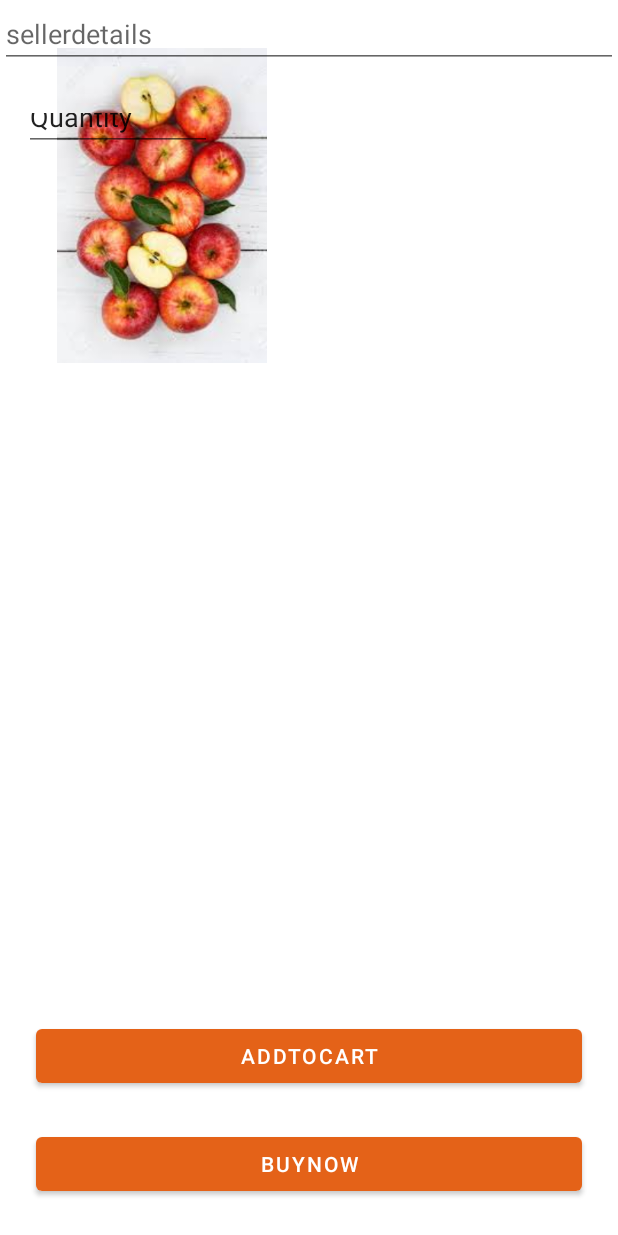
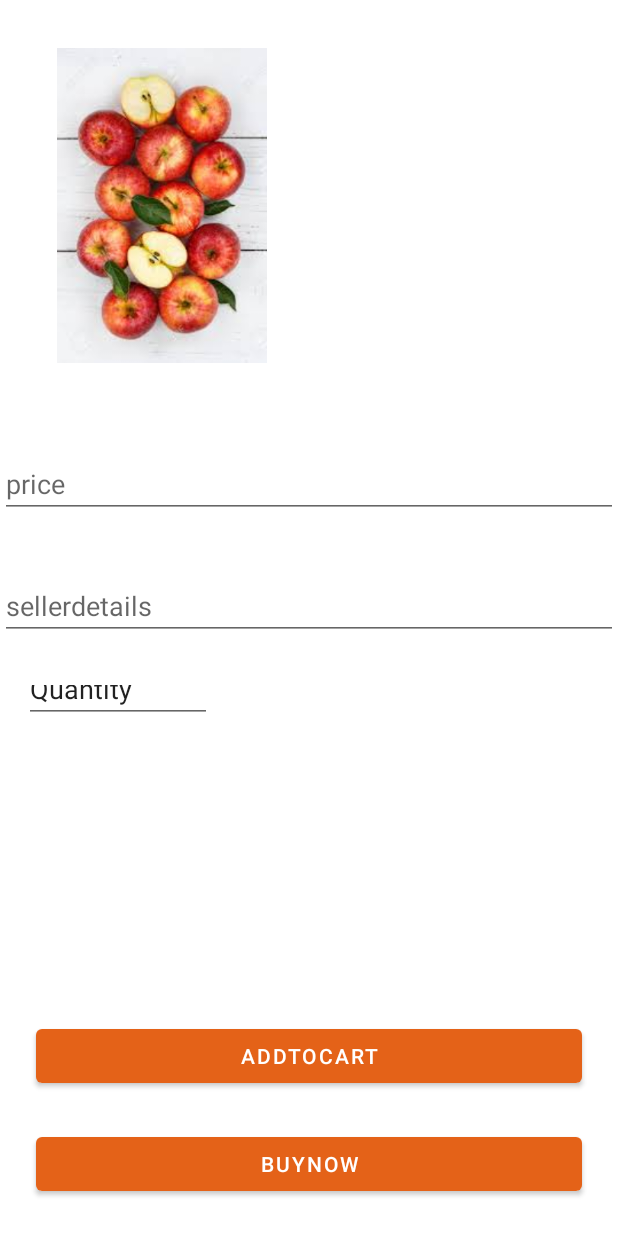
Before and after one commit to ANGEL-MARY/smart-android, an Android app: the ViewDetails screen opened directly, with no data from a screen before it, on a phone screen of 412 x 824 dp. Run offline under Robolectric (Android 15) with nearby library versions, the phone set to English and light mode, and no system bars.

Commit message:
Androidlatest

```diff
--- a/app/src/main/java/com/example/smarttrade/ViewDetails.java
+++ b/app/src/main/java/com/example/smarttrade/ViewDetails.java
@@ -2,13 +2,87 @@ package com.example.smarttrade;
 
 import androidx.appcompat.app.AppCompatActivity;
 
+import android.content.Intent;
 import android.os.Bundle;
+import android.view.View;
+import android.widget.Button;
+import android.widget.EditText;
+
+import com.example.smarttrade.config.DataManager;
+import com.example.smarttrade.interfaces.RetrofitCallBack;
+import com.example.smarttrade.models.Product;
+import com.google.android.material.button.MaterialButton;
+
+import java.util.HashMap;
 
 public class ViewDetails extends AppCompatActivity {
+
+
+    private EditText priceEditText, sellerDetailsEditText, quantityEditText, nameEditText, sell_methodEditText;
+    private Button BuynowButton, addTocartButton;
+
+
+    private String price, sellerDetails, quantity, name, sell_method;
 
     @Override
     protected void onCreate(Bundle savedInstanceState) {
         super.onCreate(savedInstanceState);
         setContentView(R.layout.activity_view_details);
+
+        BuynowButton = findViewById(R.id.button);
+        addTocartButton = findViewById(R.id.addTo);
+        priceEditText = findViewById(R.id.price);
+        sellerDetailsEditText = findViewById(R.id.sellerDetails);
+        quantityEditText = findViewById(R.id.quantity);
+        nameEditText = findViewById(R.id.name);
+
+        addTocartButton.setOnClickListener(new View.OnClickListener() {
+            @Override
+            public void onClick(View v) {
+            }
+        });
+
+        BuynowButton.setOnClickListener(new View.OnClickListener() {
+
+            public void onClick(View v) {
+
+                price = priceEditText.getText().toString();
+                sellerDetails = sellerDetailsEditText.getText().toString();
+                quantity = quantityEditText.getText().toString();
+                name = nameEditText.getText().toString();
+                sell_method = sell_methodEditText.getText().toString();
+
+
+
+                DataManager.getDataManager().productRegistration(getproductparams(price, sellerDetails, quantity, name, sell_method), new RetrofitCallBack<Product>() {
+                    @Override
+                    public void Success(Product data) {
+
+                        startActivity(new Intent(getApplication(),MainActivity.class));
+                    }
+
+                    @Override
+                    public void Failure(String error) {
+
+                    }
+                });
+
+            }
+
+        });
+    }
+
+
+    private HashMap<String, String> getproductparams(String price, String sellerDetails, String quantity, String name, String sell_method) {
+
+        HashMap<String, String> hashMap = new HashMap<>();
+        hashMap.put("price", price);
+        hashMap.put("sellerDetails", sellerDetails);
+        hashMap.put("quantity", quantity);
+        hashMap.put("name", name);
+        hashMap.put("sell_method", sell_method);
+
+
+        return hashMap;
     }
 }
--- a/app/src/main/res/layout/activity_view_details.xml
+++ b/app/src/main/res/layout/activity_view_details.xml
@@ -37,26 +37,28 @@
         android:id="@+id/price"
         android:layout_width="match_parent"
         android:layout_height="wrap_content"
-        android:layout_marginBottom="40dp"
+        android:layout_marginTop="300dp"
         android:ems="10"
         android:hint="price"
         android:inputType="textPersonName"
         app:layout_constraintBottom_toTopOf="@+id/sellerDetails"
         app:layout_constraintEnd_toEndOf="parent"
         app:layout_constraintHorizontal_bias="0.0"
-        app:layout_constraintStart_toStartOf="parent" />
+        app:layout_constraintStart_toStartOf="parent"
+        app:layout_constraintTop_toTopOf="parent" />
 
     <EditText
         android:id="@+id/sellerDetails"
         android:layout_width="match_parent"
         android:layout_height="wrap_content"
+        android:layout_marginTop="36dp"
         android:ems="10"
         android:hint="sellerdetails"
         android:inputType="textPersonName"
         app:layout_constraintEnd_toEndOf="parent"
         app:layout_constraintHorizontal_bias="0.0"
         app:layout_constraintStart_toStartOf="parent"
-        tools:layout_editor_absoluteY="369dp" />
+        app:layout_constraintTop_toBottomOf="@+id/price" />
 
     <Button
         android:id="@+id/button"
```
Also changed, not shown: app/src/main/java/com/example/smarttrade/ShopRegistrationActivity.java (+13 -1 lines).
